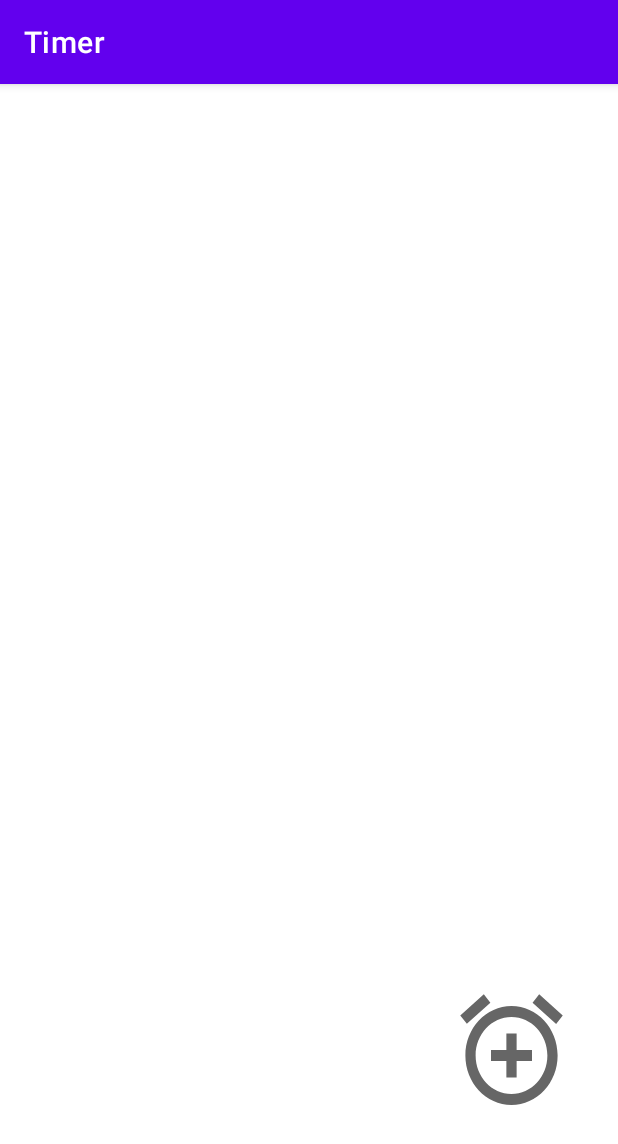
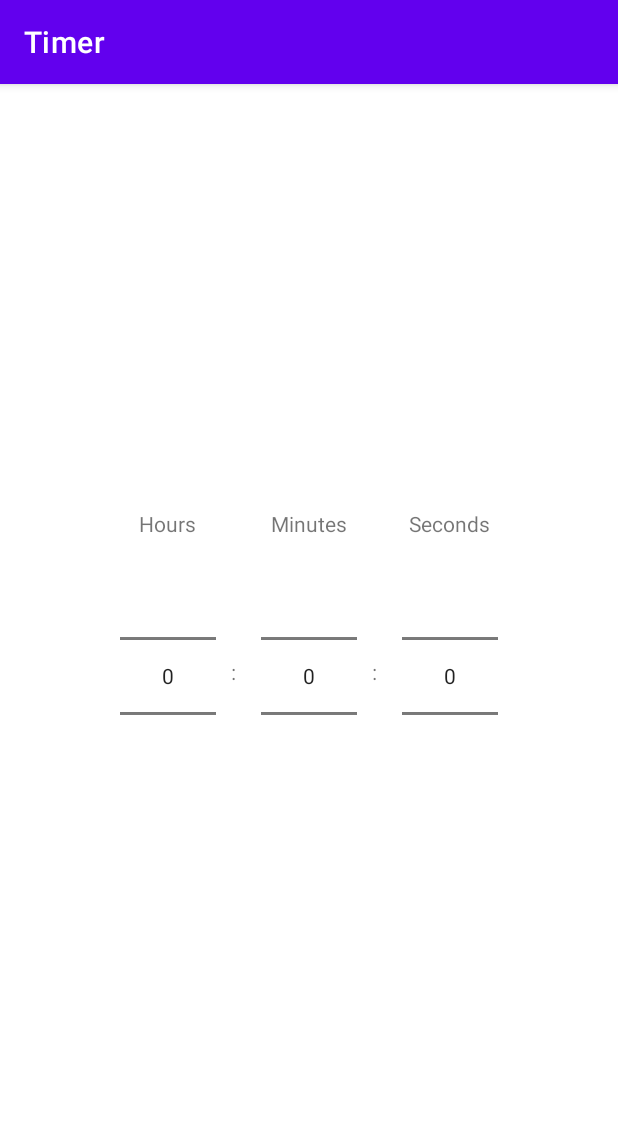
Before and after one commit to VongolaTeong/RandomSongTimer, an Android app: the screen it shows after launch (MainActivity), on a phone screen of 412 x 824 dp. Shown: the top 1144 px of the screen. Run offline under Robolectric (Android 15) with nearby library versions, the phone set to English and light mode, and no system bars.

Commit message:
timer UI

```diff
--- a/app/src/main/java/com/example/timer/MainActivity.kt
+++ b/app/src/main/java/com/example/timer/MainActivity.kt
@@ -1,11 +1,12 @@
 package com.example.timer
 
+import android.os.Bundle
 import androidx.appcompat.app.AppCompatActivity
-import android.os.Bundle
 
 class MainActivity : AppCompatActivity() {
     override fun onCreate(savedInstanceState: Bundle?) {
         super.onCreate(savedInstanceState)
         setContentView(R.layout.activity_main)
+
     }
 }
--- a/app/src/main/res/layout/activity_main.xml
+++ b/app/src/main/res/layout/activity_main.xml
@@ -6,21 +6,103 @@
     android:layout_height="match_parent"
     tools:context=".MainActivity">
 
-    <ImageButton
-        android:id="@+id/imageButton"
-        android:layout_width="0dp"
-        android:layout_height="0dp"
-        android:layout_marginStart="300dp"
-        android:layout_marginTop="600dp"
-        android:layout_marginEnd="30dp"
-        android:layout_marginBottom="80dp"
-        android:background="@drawable/ic_alarm_add"
-        android:contentDescription="@string/alarm_add"
-        android:minHeight="48dp"
+    <LinearLayout
+        android:id="@+id/timer_input"
+        android:layout_width="match_parent"
+        android:layout_height="wrap_content"
+        android:gravity="center"
+        android:orientation="horizontal"
         app:layout_constraintBottom_toBottomOf="parent"
-        app:layout_constraintEnd_toEndOf="parent"
-        app:layout_constraintHorizontal_bias="0.0"
-        app:layout_constraintStart_toStartOf="parent"
-        app:layout_constraintTop_toTopOf="parent"
-        app:layout_constraintVertical_bias="0.0" />
+        app:layout_constraintLeft_toLeftOf="parent"
+        app:layout_constraintRight_toRightOf="parent"
+        app:layout_constraintTop_toTopOf="parent">
+
+        <LinearLayout
+            android:layout_width="wrap_content"
+            android:layout_height="wrap_content"
+            android:layout_marginEnd="10dp"
+            android:orientation="vertical">
+
+            <TextView
+                android:layout_width="wrap_content"
+                android:layout_height="wrap_content"
+                android:layout_gravity="center"
+                android:layout_marginBottom="2dp"
+                android:text="@string/hours" />
+
+            <NumberPicker
+                android:id="@+id/number_picker_hours"
+                android:layout_width="wrap_content"
+                android:layout_height="wrap_content"
+                android:layout_gravity="center"
+                android:descendantFocusability="blocksDescendants" />
+        </LinearLayout>
+
+        <LinearLayout
+            android:layout_width="20dp"
+            android:layout_height="match_parent"
+            android:layout_marginTop="8dp">
+
+            <TextView
+                android:layout_width="wrap_content"
+                android:layout_height="wrap_content"
+                android:layout_gravity="center_vertical"
+                android:text="@string/separation"/>
+        </LinearLayout>
+
+        <LinearLayout
+            android:layout_width="wrap_content"
+            android:layout_height="wrap_content"
+            android:layout_marginEnd="10dp"
+            android:orientation="vertical">
+
+            <TextView
+                android:layout_width="wrap_content"
+                android:layout_height="wrap_content"
+                android:layout_gravity="center"
+                android:layout_marginBottom="2dp"
+                android:text="@string/minutes" />
+
+            <NumberPicker
+                android:id="@+id/number_picker_minutes"
+                android:layout_width="wrap_content"
+                android:layout_height="wrap_content"
+                android:layout_gravity="center"
+                android:descendantFocusability="blocksDescendants" />
+        </LinearLayout>
+
+        <LinearLayout
+            android:layout_width="20dp"
+            android:layout_height="match_parent"
+            android:layout_marginTop="8dp">
+
+            <TextView
+                android:layout_width="wrap_content"
+                android:layout_height="wrap_content"
+                android:layout_gravity="center_vertical"
+                android:text="@string/separation"/>
+        </LinearLayout>
+
+        <LinearLayout
+            android:layout_width="wrap_content"
+            android:layout_height="wrap_content"
+            android:orientation="vertical">
+
+            <TextView
+                android:layout_width="wrap_content"
+                android:layout_height="wrap_content"
+                android:layout_gravity="center"
+                android:layout_marginBottom="2dp"
+                android:text="@string/seconds" />
+
+            <NumberPicker
+                android:id="@+id/number_picker_seconds"
+                android:layout_width="wrap_content"
+                android:layout_height="wrap_content"
+                android:layout_gravity="center"
+                android:descendantFocusability="blocksDescendants" />
+        </LinearLayout>
+
+
+    </LinearLayout>
 </androidx.constraintlayout.widget.ConstraintLayout>
--- a/app/src/main/res/values/strings.xml
+++ b/app/src/main/res/values/strings.xml
@@ -1,4 +1,8 @@
 <resources>
     <string name="app_name">Timer</string>
     <string name="alarm_add">Add alarm</string>
+    <string name="hours">Hours</string>
+    <string name="minutes">Minutes</string>
+    <string name="seconds">Seconds</string>
+    <string name="separation">:</string>
 </resources>
```
